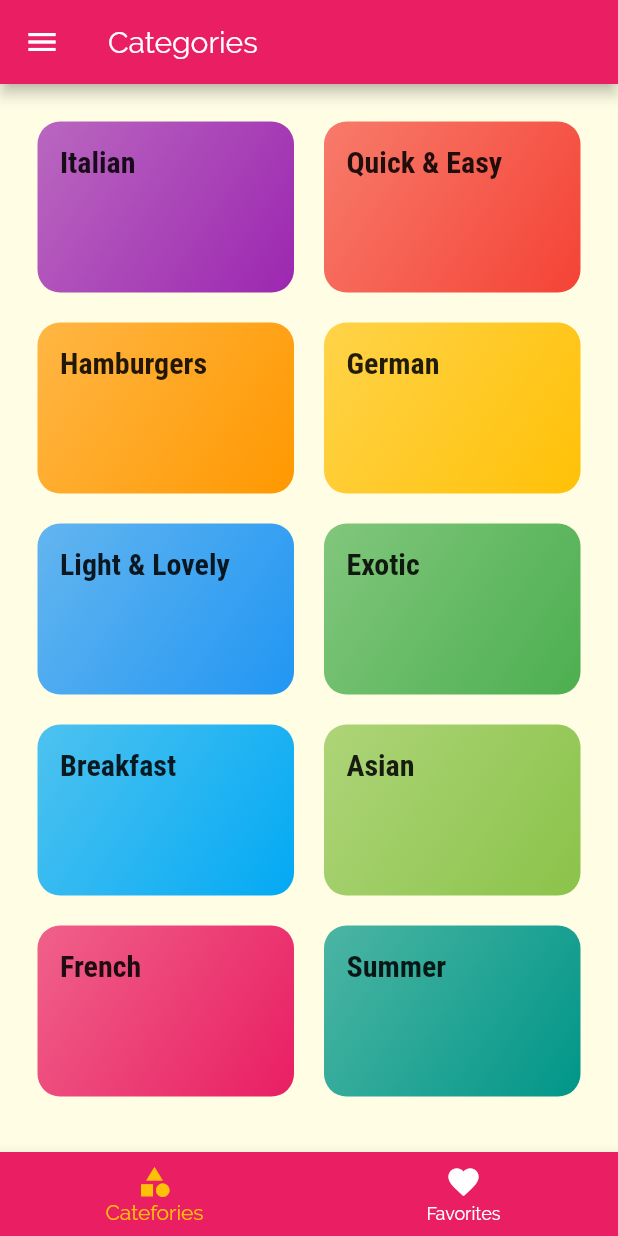
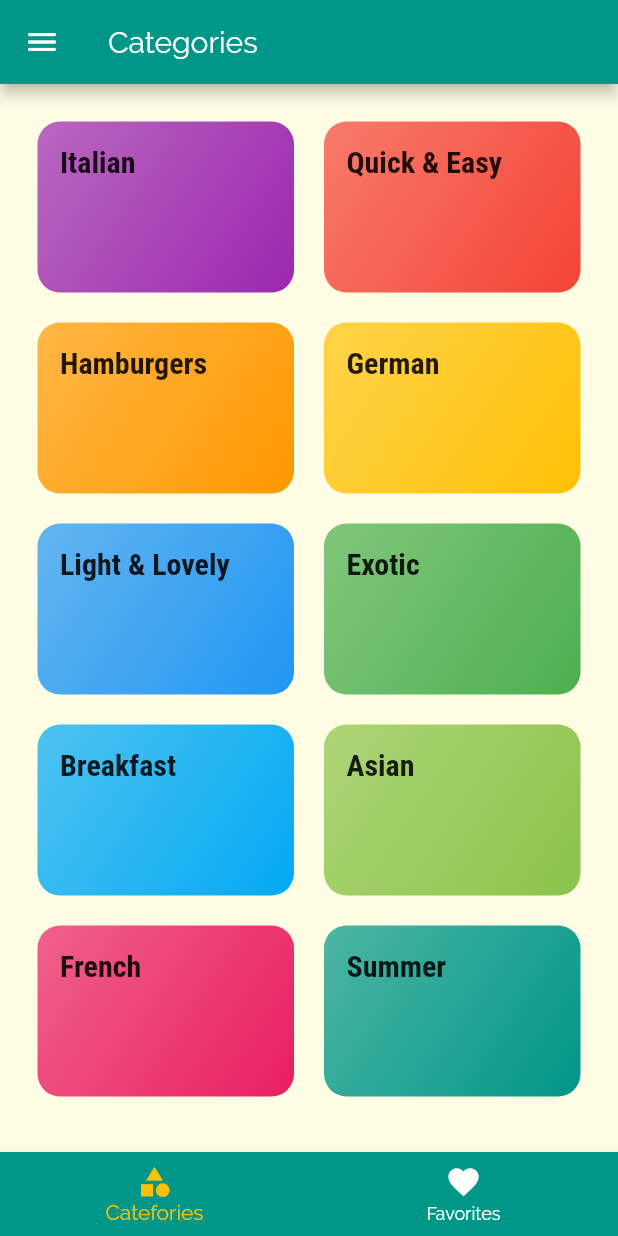
Before and after one commit to Gbarago/Meal-Academy, a Flutter app: the screen it shows after launch, on a phone screen of 412 x 824 dp. Run offline on Flutter 3.47's test engine with Material 2 defaults, Android fonts, the phone set to English and light mode, and no system bars.

Commit message:
update Icon

```diff
--- a/lib/main.dart
+++ b/lib/main.dart
@@ -74,9 +74,10 @@ class _MyAppState extends State<MyApp> {
   @override
   Widget build(BuildContext context) {
     return MaterialApp(
+      debugShowCheckedModeBanner: false,
       title: 'DeliMeals',
       theme: ThemeData(
-        primarySwatch: Colors.pink,
+        primarySwatch: Colors.teal,
         accentColor: Colors.amber,
         canvasColor: Color.fromRGBO(255, 254, 229, 1),
         fontFamily: 'Raleway',
```
Also changed, not shown: 38 other files.
